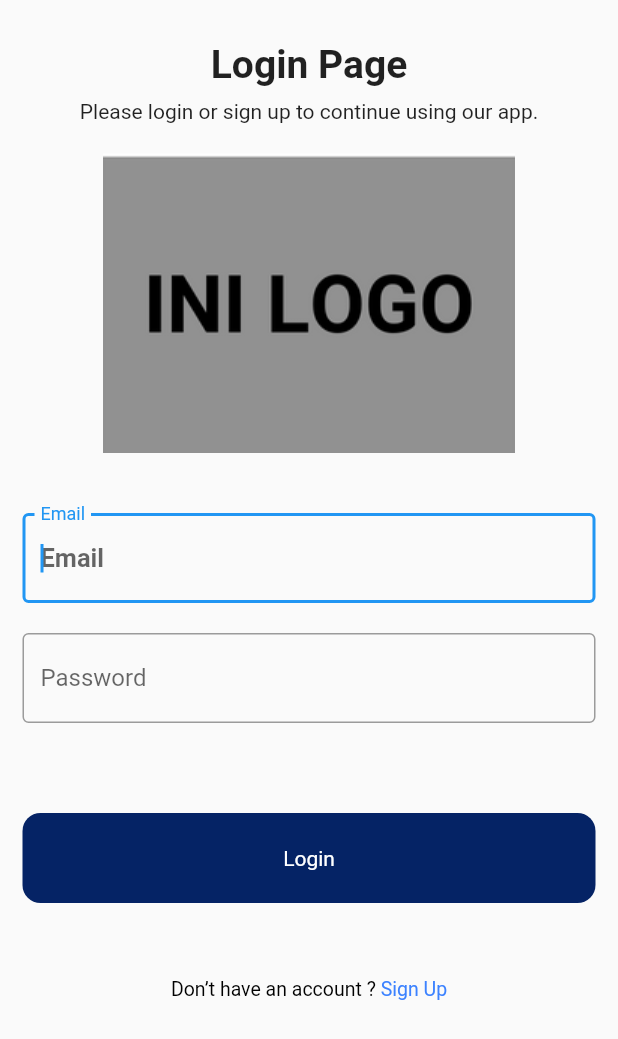
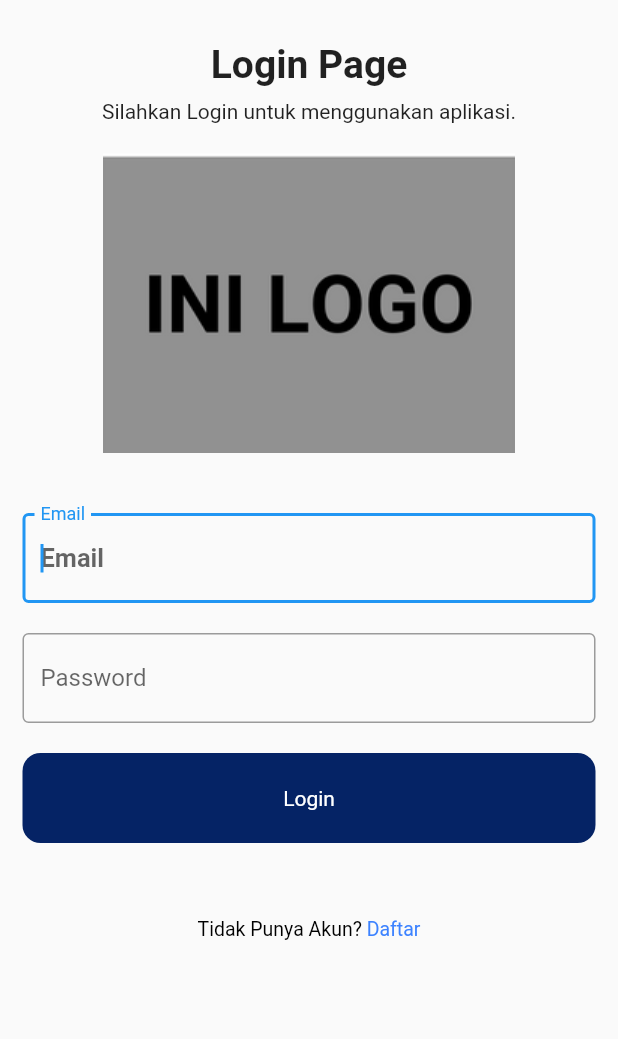
Before and after one commit to fakih06/lms-unm, a Flutter app: the screen it shows after launch, on a phone screen of 412 x 824 dp. Shown: the top 1039 px of the screen. Run offline on Flutter 3.47's test engine with Material 2 defaults, Android fonts, the phone set to English and light mode, and no system bars.

Commit message:
update login

```diff
--- a/lib/utils/exports.dart
+++ b/lib/utils/exports.dart
@@ -9,7 +9,7 @@ export 'package:login_signup/views/welcome_Screen.dart';
 //Controllers
 
 //Utils
-export 'package:login_signup/utils/code_refector.dart';
+// export 'package:login_signup/utils/code_refector.dart';
 export 'appColors.dart';
 
 //Models
--- a/lib/views/login_signup/login_screen.dart
+++ b/lib/views/login_signup/login_screen.dart
@@ -23,8 +23,7 @@ class _LoginScreenState extends State<LoginScreen> {
                 child: Column(
                   crossAxisAlignment: CrossAxisAlignment.center,
                   children: <Widget>[
-                    customText(
-                        txt: "Login Page",
+                    Text('Login Page',
                         style: const TextStyle(
                           fontWeight: FontWeight.bold,
                           fontSize: 26,
@@ -32,9 +31,7 @@ class _LoginScreenState extends State<LoginScreen> {
                     const SizedBox(
                       height: 8,
                     ),
-                    customText(
-                        txt:
-                            "Please login or sign up to continue using our app.",
+                    Text('Silahkan Login untuk menggunakan aplikasi.',
                         style: const TextStyle(
                           fontWeight: FontWeight.normal,
                           fontSize: 14,
@@ -48,12 +45,44 @@ class _LoginScreenState extends State<LoginScreen> {
                     ),
 
                     const SizedBox(height: 20),
-                    CustomTextField(Lone: "Email", Htwo: "Email"),
+                    // CustomTextField(Lone: "Email", Htwo: "Email"),
+                    TextField(
+                      decoration: InputDecoration(
+                          labelText: "Email",
+                          hintText: "Email",
+                          hintStyle: const TextStyle(
+                            fontWeight: FontWeight.bold,
+                            fontSize: 17,
+                          ),
+                          border: const OutlineInputBorder(
+                              borderSide: BorderSide(
+                            width: 5,
+                            color: AppColors.kDarkblack,
+                            style: BorderStyle.solid,
+                          ))),
+                      autofocus: true,
+                      keyboardType: TextInputType.multiline,
+                    ),
                     const SizedBox(height: 20),
-                    CustomTextField(Lone: "Password", Htwo: "Password"),
+                    TextField(
+                      decoration: InputDecoration(
+                          labelText: "Password",
+                          hintText: "Password",
+                          hintStyle: const TextStyle(
+                            fontWeight: FontWeight.bold,
+                            fontSize: 17,
+                          ),
+                          border: const OutlineInputBorder(
+                              borderSide: BorderSide(
+                            width: 5,
+                            color: AppColors.kDarkblack,
+                            style: BorderStyle.solid,
+                          ))),
+                      autofocus: true,
+                      keyboardType: TextInputType.multiline,
+                    ),
                     const SizedBox(height: 20),
 
-                    const SizedBox(height: 40),
                     InkWell(
                       child: Container(
                           width: double.infinity,
@@ -82,9 +111,18 @@ class _LoginScreenState extends State<LoginScreen> {
                     ),
                     InkWell(
                       child: RichText(
-                        text: RichTextSpan(
-                            one: "Don’t have an account ? ", two: "Sign Up"),
-                      ),
+                          text: TextSpan(children: [
+                        TextSpan(
+                            text: "Tidak Punya Akun?",
+                            style: TextStyle(
+                                fontSize: 13, color: AppColors.kBlackColor)),
+                        TextSpan(
+                            text: " Daftar",
+                            style: TextStyle(
+                              fontSize: 13,
+                              color: AppColors.kBlueColor,
+                            )),
+                      ])),
                       onTap: () {
                         Navigator.of(context).push(MaterialPageRoute(
                             builder: (context) => const SignupScreen()));
--- a/lib/views/welcome_Screen.dart
+++ b/lib/views/welcome_Screen.dart
@@ -127,7 +127,10 @@ class _WelcomeScreenState extends State<WelcomeScreen> {
                             ),
                           ),
                         )),
-                    onTap: () {},
+                    onTap: () {
+                      Navigator.of(context).push(MaterialPageRoute(
+                          builder: (context) => const LoginScreen()));
+                    },
                   ),
                 ),
               ],
```
Also changed, not shown: 14 other files.
